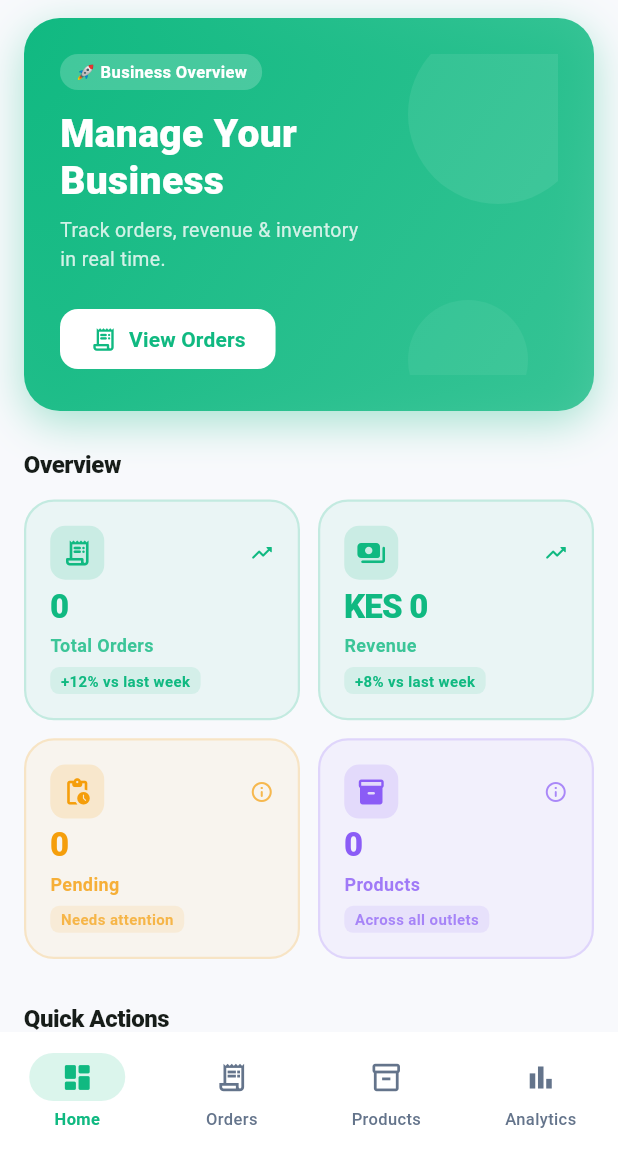
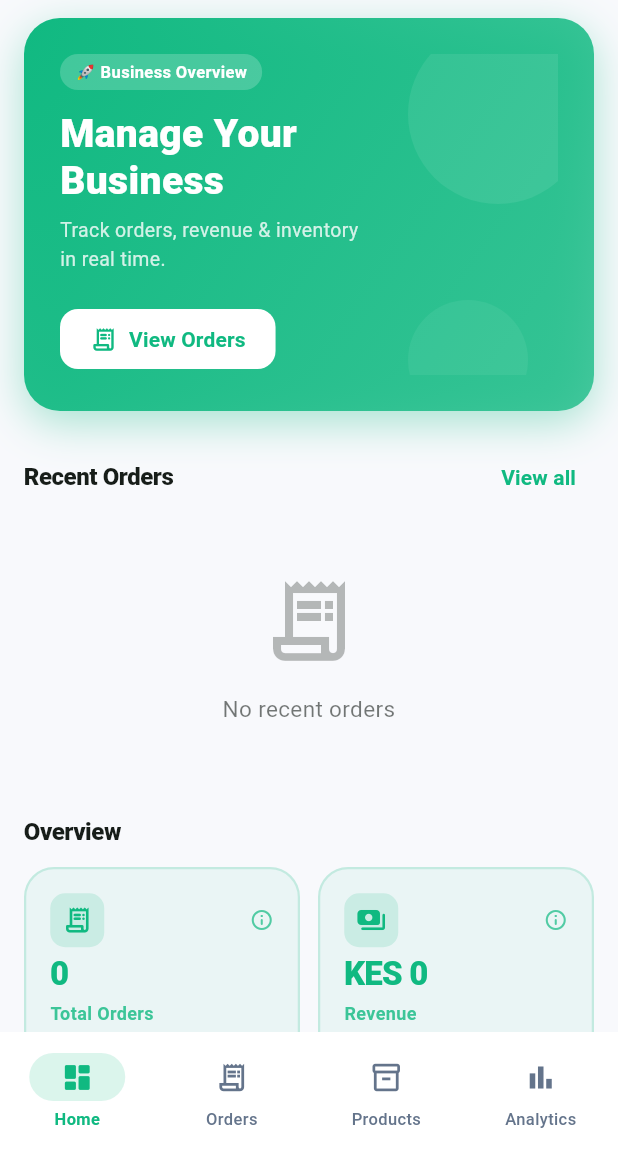
Before and after one commit to ExecutiveDirector/Vendors_app, a Flutter app: the VendorDashboardScreen screen opened directly, on a phone screen of 412 x 824 dp, the part 84-1236 px from its top. Run offline on Flutter 3.47's test engine with Material 3 defaults, Android fonts, the phone set to English and light mode, and no system bars; our stand-ins replace audioplayers, dio, firebase_core, firebase_messaging, flutter_local_notifications, flutter_map and 4 more; missing offline and left inert: app_settings; accounts and stored records are empty; network calls fail.

Commit message:
fix(ui): vendor dashboard shows orders first, real KPI labels, visible shortcut grid
Co-Authored-By: Claude Sonnet 5.5 <noreply@anthropic.com>
Claude-Session: https://claude.ai/code/session_01HTB4CtiHjJ4hokX5nyqdxt

```diff
--- a/lib/src/features/dashboard/presentation/vendor_dashboard.dart
+++ b/lib/src/features/dashboard/presentation/vendor_dashboard.dart
@@ -141,7 +141,29 @@ class _VendorDashboardScreenState extends State<VendorDashboardScreen> {
                     const EdgeInsets.symmetric(horizontal: 16, vertical: 12),
                 children: [
                   _HeroCard(onViewOrders: () => context.push('/orders')),
-                  const SizedBox(height: 24),
+                  const SizedBox(height: 20),
+                  Row(
+                    mainAxisAlignment: MainAxisAlignment.spaceBetween,
+                    children: [
+                      const _SectionLabel(label: 'Recent Orders'),
+                      TextButton(
+                        onPressed: () => context.push('/orders'),
+                        child: Text('View all',
+                            style: TextStyle(
+                                color: cs.primary,
+                                fontWeight: FontWeight.w600)),
+                      ),
+                    ],
+                  ),
+                  const SizedBox(height: 8),
+                  if (_recentOrders.isEmpty)
+                    const AppEmpty(
+                      icon: Icons.receipt_long_outlined,
+                      message: 'No recent orders',
+                    )
+                  else
+                    ..._recentOrders.take(5).map((o) => _OrderCard(order: o)),
+                  const SizedBox(height: 28),
                   const _SectionLabel(label: 'Overview'),
                   const SizedBox(height: 12),
                   GridView.count(
@@ -157,16 +179,16 @@ class _VendorDashboardScreenState extends State<VendorDashboardScreen> {
                         title: 'Total Orders',
                         value: '${_safeInt(_stats?['totalOrders'])}',
                         color: cs.primary,
-                        trend: '+12% vs last week',
-                        trendUp: true,
+                        trend: 'All orders',
+                        trendUp: null,
                       ),
                       _KpiCard(
                         icon: Icons.payments_rounded,
                         title: 'Revenue',
                         value: 'KES ${_formatNum(_stats?['revenue'])}',
                         color: const Color(0xFF10B981),
-                        trend: '+8% vs last week',
-                        trendUp: true,
+                        trend: 'Total sales',
+                        trendUp: null,
                       ),
                       _KpiCard(
                         icon: Icons.pending_actions_rounded,
@@ -189,11 +211,14 @@ class _VendorDashboardScreenState extends State<VendorDashboardScreen> {
                   const SizedBox(height: 28),
                   const _SectionLabel(label: 'Quick Actions'),
                   const SizedBox(height: 12),
-                  SizedBox(
-                    height: 90,
-                    child: ListView(
-                      scrollDirection: Axis.horizontal,
-                      children: [
+                  GridView.count(
+                    shrinkWrap: true,
+                    physics: const NeverScrollableScrollPhysics(),
+                    crossAxisCount: 4,
+                    mainAxisSpacing: 10,
+                    crossAxisSpacing: 10,
+                    childAspectRatio: 0.85,
+                    children: [
                         _QuickAction(
                           icon: Icons.receipt_long_rounded,
                           label: 'Orders',
@@ -211,12 +236,6 @@ class _VendorDashboardScreenState extends State<VendorDashboardScreen> {
                           label: 'Inventory',
                           color: const Color(0xFF8B5CF6),
                           onTap: () => context.push('/inventory'),
-                        ),
-                        _QuickAction(
-                          icon: Icons.sync_rounded,
-                          label: 'Wholesaler Sync',
-                          color: const Color(0xFF10B981),
-                          onTap: () => context.push('/wholesaler-sync'),
                         ),
                         _QuickAction(
                           icon: Icons.storefront_rounded,
@@ -261,30 +280,7 @@ class _VendorDashboardScreenState extends State<VendorDashboardScreen> {
                           onTap: () => context.push('/reviews'),
                         ),
                       ],
-                    ),
                   ),
-                  const SizedBox(height: 28),
-                  Row(
-                    mainAxisAlignment: MainAxisAlignment.spaceBetween,
-                    children: [
-                      const _SectionLabel(label: 'Recent Orders'),
-                      TextButton(
-                        onPressed: () => context.push('/orders'),
-                        child: Text('View all',
-                            style: TextStyle(
-                                color: cs.primary,
-                                fontWeight: FontWeight.w600)),
-                      ),
-                    ],
-                  ),
-                  const SizedBox(height: 8),
-                  if (_recentOrders.isEmpty)
-                    const AppEmpty(
-                      icon: Icons.receipt_long_outlined,
-                      message: 'No recent orders',
-                    )
-                  else
-                    ..._recentOrders.take(5).map((o) => _OrderCard(order: o)),
                   const SizedBox(height: 32),
                 ],
               ),
@@ -643,8 +639,6 @@ class _QuickAction extends StatelessWidget {
   @override
   Widget build(BuildContext context) {
     return Container(
-      width: 76,
-      margin: const EdgeInsets.only(right: 10),
       child: Material(
         color: Colors.transparent,
         child: InkWell(
```
